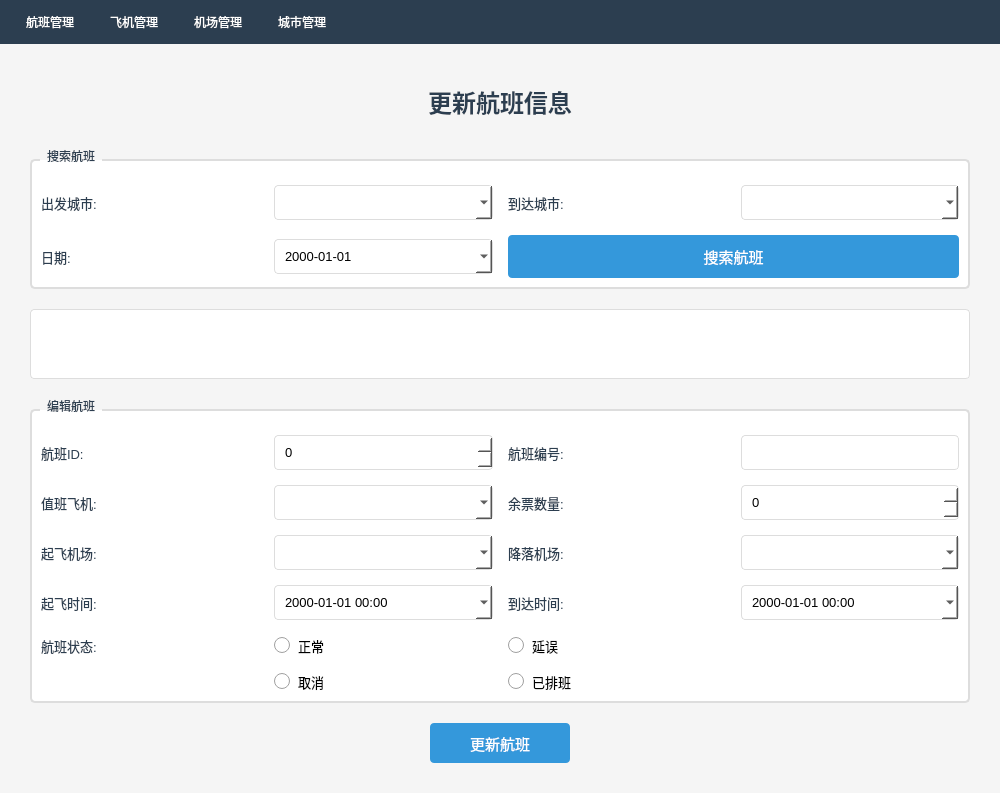
First picture: the form in ui_admin/ui_admin.ui, repository john2-ui/FlightSystem, before the edit.
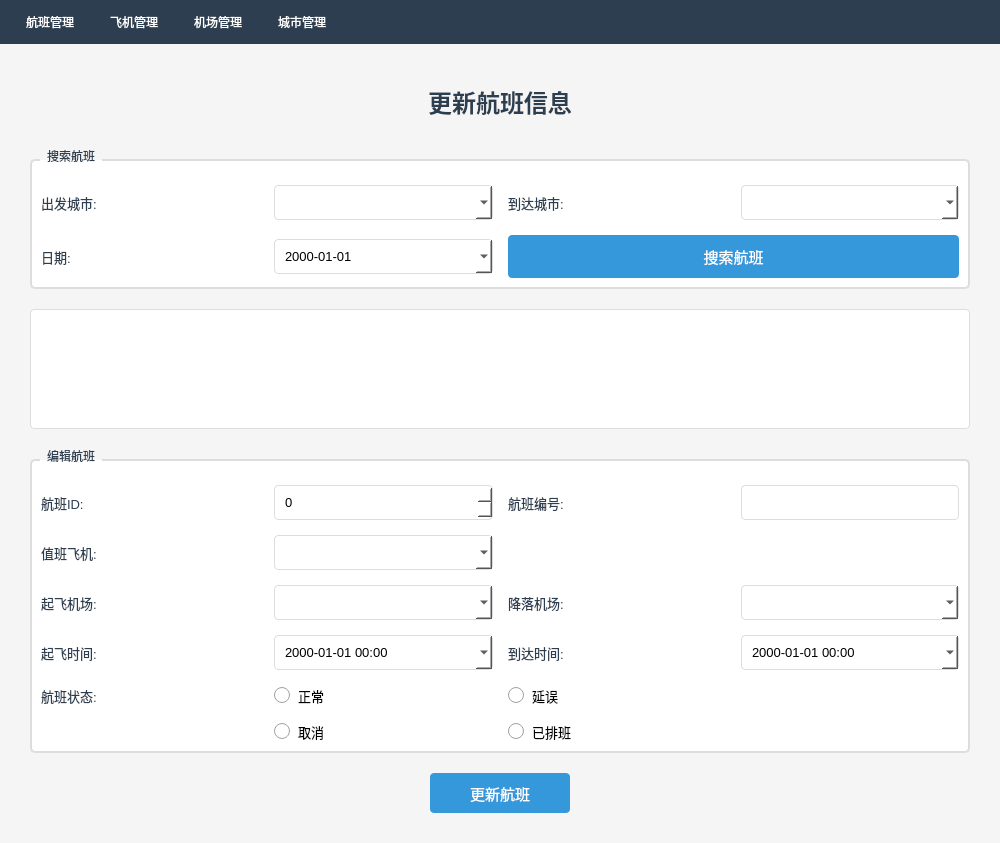
Second picture: the form after the edit. The open tabs and pages were chosen to show the change.

Commit message: 略微更改部分ui，提升美观度

Diff of the .ui file:
```diff
--- a/ui_admin/ui_admin.ui
+++ b/ui_admin/ui_admin.ui
@@ -7,7 +7,7 @@
     <x>0</x>
     <y>0</y>
     <width>1000</width>
-    <height>738</height>
+    <height>843</height>
    </rect>
   </property>
   <property name="windowTitle">
@@ -646,26 +646,6 @@
              </attribute>
             </widget>
            </item>
-           <item row="1" column="2">
-            <widget class="QLabel" name="label_52">
-             <property name="text">
-              <string>余票数量:</string>
-             </property>
-            </widget>
-           </item>
-           <item row="1" column="3">
-            <widget class="QSpinBox" name="updateflighttickets">
-             <property name="sizePolicy">
-              <sizepolicy hsizetype="Preferred" vsizetype="Fixed">
-               <horstretch>0</horstretch>
-               <verstretch>0</verstretch>
-              </sizepolicy>
-             </property>
-             <property name="maximum">
-              <number>1000</number>
-             </property>
-            </widget>
-           </item>
           </layout>
          </widget>
         </item>
```
Left out of the diff: 4 changed lines with no effect on the pictures. The commit also changes 1 other file.
